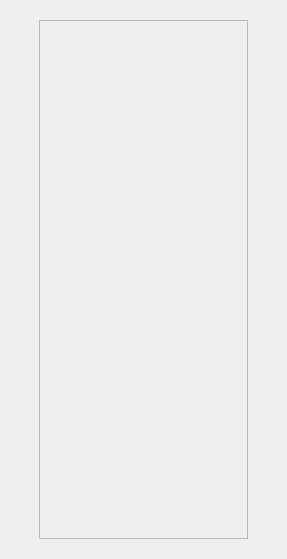
The window that ui_files/filter_widget.ui (abeshahsan/Photo-Wizard) describes before a commit, drawn with Qt 5.
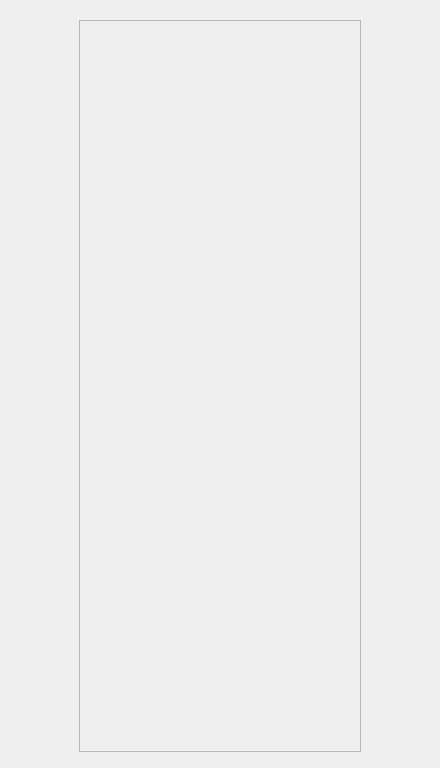
The same window after the commit.

Commit message: widget size issue fixed

The edit to the form file:
```diff
--- a/ui_files/filter_widget.ui
+++ b/ui_files/filter_widget.ui
@@ -6,8 +6,8 @@
    <rect>
     <x>0</x>
     <y>0</y>
-    <width>287</width>
-    <height>559</height>
+    <width>440</width>
+    <height>768</height>
    </rect>
   </property>
   <property name="sizePolicy">
@@ -16,15 +16,27 @@
     <verstretch>0</verstretch>
    </sizepolicy>
   </property>
+  <property name="minimumSize">
+   <size>
+    <width>440</width>
+    <height>768</height>
+   </size>
+  </property>
+  <property name="maximumSize">
+   <size>
+    <width>440</width>
+    <height>768</height>
+   </size>
+  </property>
   <property name="windowTitle">
    <string>Form</string>
   </property>
   <layout class="QGridLayout" name="gridLayout">
    <property name="leftMargin">
-    <number>30</number>
+    <number>0</number>
    </property>
    <property name="rightMargin">
-    <number>30</number>
+    <number>0</number>
    </property>
    <property name="verticalSpacing">
     <number>0</number>
@@ -32,11 +44,23 @@
    <item row="0" column="0">
     <widget class="QWidget" name="main_widget" native="true">
      <property name="sizePolicy">
-      <sizepolicy hsizetype="Preferred" vsizetype="Preferred">
+      <sizepolicy hsizetype="Fixed" vsizetype="Fixed">
        <horstretch>0</horstretch>
        <verstretch>0</verstretch>
       </sizepolicy>
      </property>
+     <property name="minimumSize">
+      <size>
+       <width>300</width>
+       <height>750</height>
+      </size>
+     </property>
+     <property name="maximumSize">
+      <size>
+       <width>300</width>
+       <height>750</height>
+      </size>
+     </property>
      <layout class="QGridLayout" name="gridLayout_2">
       <property name="leftMargin">
        <number>9</number>
@@ -50,7 +74,7 @@
       <item row="0" column="0">
        <widget class="QScrollArea" name="scrollArea">
         <property name="sizePolicy">
-         <sizepolicy hsizetype="Preferred" vsizetype="Preferred">
+         <sizepolicy hsizetype="Expanding" vsizetype="Expanding">
           <horstretch>0</horstretch>
           <verstretch>0</verstretch>
          </sizepolicy>
@@ -58,13 +82,16 @@
         <property name="widgetResizable">
          <bool>true</bool>
         </property>
+        <property name="alignment">
+         <set>Qt::AlignCenter</set>
+        </property>
         <widget class="QWidget" name="scrollAreaWidgetContents">
          <property name="geometry">
           <rect>
            <x>0</x>
            <y>0</y>
-           <width>207</width>
-           <height>521</height>
+           <width>280</width>
+           <height>730</height>
           </rect>
          </property>
          <property name="sizePolicy">
```
The commit also changes 1 other file.
